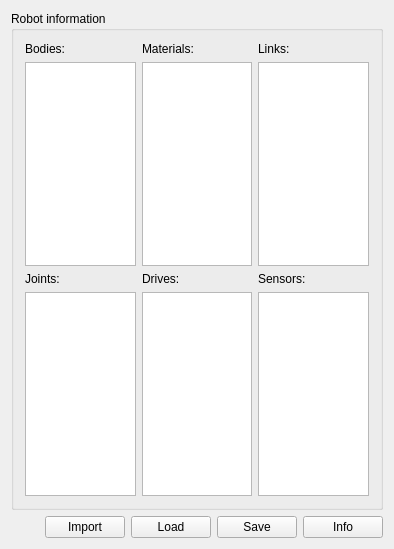
Old version of the form sigel/ui/SIGEL_MasterUI/SIG_RobotBase.ui in the repository jayMcBee/sigel-evolutionary-walking-robots.
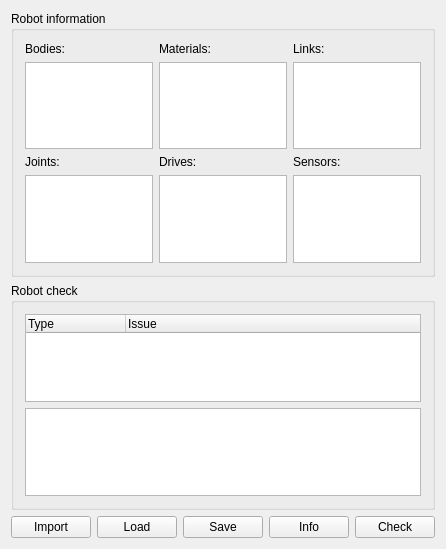
New version of the form.

Commit message: Item 77: the Robot page gets the robot check

Diff of the .ui file:
```diff
--- a/sigel/ui/SIGEL_MasterUI/SIG_RobotBase.ui
+++ b/sigel/ui/SIGEL_MasterUI/SIG_RobotBase.ui
@@ -235,6 +235,48 @@
         </widget>
       </item>
       <item row="1" column="0">
+        <widget class="QGroupBox" name="groupboxRobotCheck">
+          <property name="title">
+            <string>Robot check</string>
+          </property>
+          <layout class="QVBoxLayout">
+            <property name="margin">
+              <number>11</number>
+            </property>
+            <property name="spacing">
+              <number>6</number>
+            </property>
+            <item>
+              <widget class="QTreeWidget" name="listviewIssues">
+                <property name="rootIsDecorated">
+                  <bool>false</bool>
+                </property>
+                <property name="allColumnsShowFocus">
+                  <bool>true</bool>
+                </property>
+                <column>
+                  <property name="text">
+                    <string>Type</string>
+                  </property>
+                </column>
+                <column>
+                  <property name="text">
+                    <string>Issue</string>
+                  </property>
+                </column>
+              </widget>
+            </item>
+            <item>
+              <widget class="QTextEdit" name="texteditIssueDetail">
+                <property name="readOnly">
+                  <bool>true</bool>
+                </property>
+              </widget>
+            </item>
+          </layout>
+        </widget>
+      </item>
+      <item row="2" column="0">
         <layout class="QHBoxLayout">
           <property name="margin">
             <number>0</number>
@@ -298,6 +340,16 @@
               </property>
             </widget>
           </item>
+          <item>
+            <widget class="QPushButton" name="pushbuttonRobCheck">
+              <property name="text">
+                <string>Check</string>
+              </property>
+              <property name="toolTip">
+                <string>List what will probably make an evolution with this robot fail or mislead.</string>
+              </property>
+            </widget>
+          </item>
         </layout>
       </item>
     </layout>
```
The commit also changes 11 other files.
